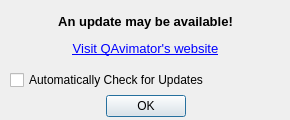
Qt form src/updatenotificationdialog.ui (ap0110/qavimator) before a commit.
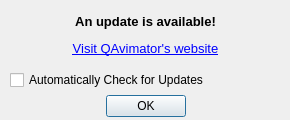
The same form after that commit.

Commit message: QAV-1 QAV-3 Fixed 20100106 shortcut deleting code in windows installer Added conviction to update notification message ("may be" -> "is") Cleaned up whitespace in the windows installer script

Patch:
```diff
--- a/src/updatenotificationdialog.ui
+++ b/src/updatenotificationdialog.ui
@@ -65,7 +65,7 @@
     </font>
    </property>
    <property name="text">
-    <string>&lt;html&gt;&lt;head/&gt;&lt;body&gt;&lt;p align=&quot;center&quot;&gt;&lt;span style=&quot; font-weight:600;&quot;&gt;An update may be available!&lt;/span&gt;&lt;/p&gt;&lt;p align=&quot;center&quot;&gt;&lt;a href=&quot;http://qavimator.org/&quot;&gt;&lt;span style=&quot; text-decoration: underline; color:#0000ff;&quot;&gt;Visit QAvimator's website&lt;/span&gt;&lt;/a&gt;&lt;/p&gt;&lt;/body&gt;&lt;/html&gt;</string>
+    <string>&lt;html&gt;&lt;head/&gt;&lt;body&gt;&lt;p align=&quot;center&quot;&gt;&lt;span style=&quot; font-weight:600;&quot;&gt;An update is available!&lt;/span&gt;&lt;/p&gt;&lt;p align=&quot;center&quot;&gt;&lt;a href=&quot;http://qavimator.org/&quot;&gt;&lt;span style=&quot; text-decoration: underline; color:#0000ff;&quot;&gt;Visit QAvimator's website&lt;/span&gt;&lt;/a&gt;&lt;/p&gt;&lt;/body&gt;&lt;/html&gt;</string>
    </property>
    <property name="openExternalLinks">
     <bool>true</bool>
```
The commit also changes 1 other file.
